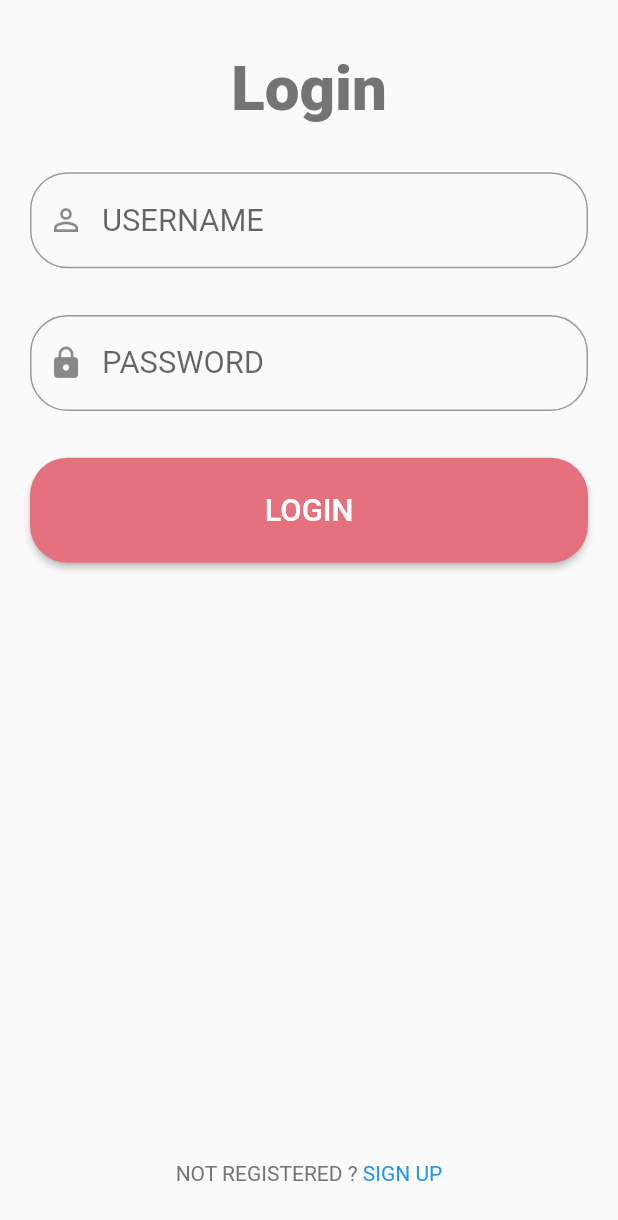
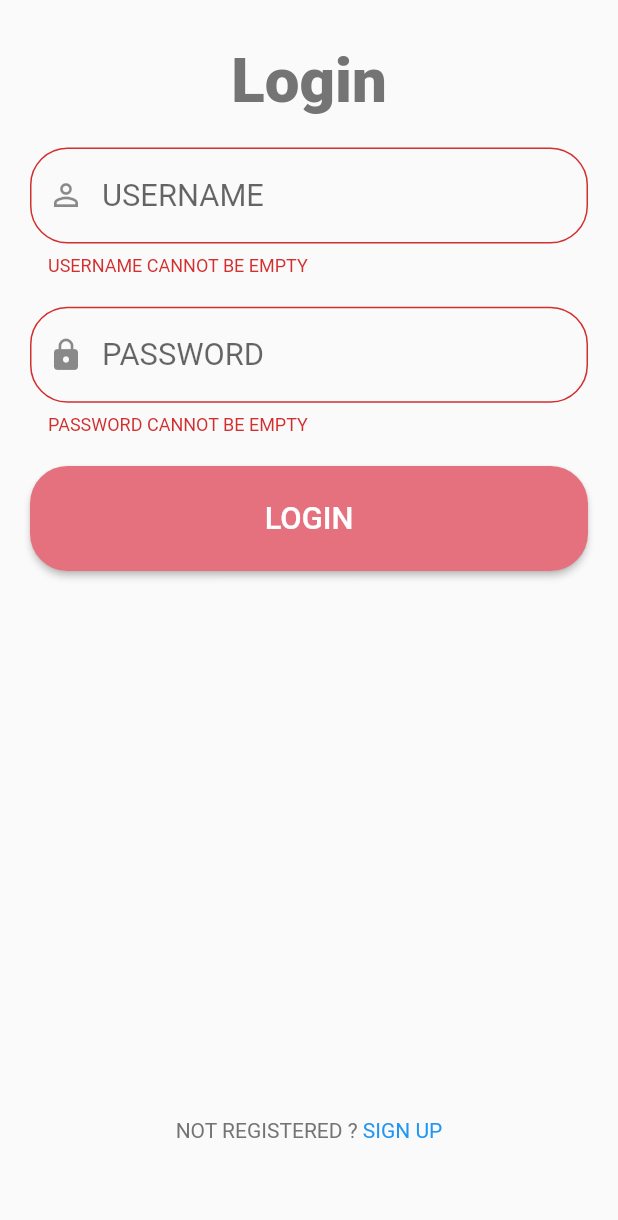
Before and after one commit to Siddharth-rajput2201/Hassle-Free, a Flutter app: the screen it shows after launch, after a tap on "LOGIN", on a phone screen of 412 x 824 dp. Shown: the top 1220 px of the screen. Run offline on Flutter 3.47's test engine with Material 2 defaults, Android fonts, the phone set to English and light mode, and no system bars.

Commit message:
Login Screen

```diff
--- a/lib/Networking/Api.dart
+++ b/lib/Networking/Api.dart
@@ -1,7 +1,7 @@
 class Api {
-  // static String domain = "https://hassle-free.herokuapp.com";
-  static String domain = "http://192.168.56.1:5000";
+  static String domain = "https://hassle-free.herokuapp.com";
+  // static String domain = "http://192.168.1.26:5000";
 
   //authentication
-  static String login = domain + '\login';
+  static String login = domain + '/login';
 }
--- a/lib/main.dart
+++ b/lib/main.dart
@@ -12,7 +12,7 @@ class MyApp extends StatelessWidget {
   Widget build(BuildContext context) {
     return MaterialApp(
       debugShowCheckedModeBanner: false,
-      home: Scaffold(body: SafeArea(child: Login())),
+      home: Login(),
     );
   }
 }
--- a/lib/screens/Login.dart
+++ b/lib/screens/Login.dart
@@ -1,5 +1,7 @@
 import 'package:flutter/gestures.dart';
 import 'package:flutter/material.dart';
+import 'package:flutter/services.dart';
+import 'package:hassle_free/Networking/Network.dart';
 import 'package:hassle_free/screens/register.dart';
 
 class Login extends StatefulWidget {
@@ -10,16 +12,48 @@ class Login extends StatefulWidget {
 }
 
 class _LoginState extends State<Login> {
+  TextEditingController userNameController = TextEditingController();
+  TextEditingController passwordController = TextEditingController();
+  bool _usernameEnabled = true;
+  bool _passwordEnabled = true;
+  bool _loginButtonEnabled = true;
+  final formGlobalKey = GlobalKey<FormState>();
+
+  Future _validatelogin() async {
+    if (formGlobalKey.currentState!.validate() == true) {
+      await Network.login(
+          userNameController.text, passwordController.text, context);
+    }
+  }
+
+  @override
+  void initState() {
+    SystemChannels.textInput.invokeMethod('TextInput.hide');
+    super.initState();
+  }
+
   @override
   Widget build(BuildContext context) {
     double width = MediaQuery.of(context).size.width;
     double height = MediaQuery.of(context).size.height;
-    return SingleChildScrollView(
+
+    return GestureDetector(
+      onTap: () {
+        FocusScopeNode currentFocus = FocusScope.of(context);
+
+        if (!currentFocus.hasPrimaryFocus) {
+          currentFocus.unfocus();
+        }
+      },
+      child: Scaffold(
+        body: SafeArea(
+          child: SingleChildScrollView(
             child: Padding(
               padding: const EdgeInsets.all(20.0),
               child: Form(
+                key: formGlobalKey,
                 child: SizedBox(
-            height: height * 0.935,
+                  height: height * 0.9,
                   child: Column(
                     mainAxisAlignment: MainAxisAlignment.spaceBetween,
                     children: [
@@ -38,6 +72,8 @@ class _LoginState extends State<Login> {
                               ),
                             ),
                             TextFormField(
+                              enabled: _usernameEnabled,
+                              controller: userNameController,
                               decoration: InputDecoration(
                                 prefixIcon: Icon(Icons.person_outline_outlined),
                                 hintText: "USERNAME",
@@ -46,8 +82,20 @@ class _LoginState extends State<Login> {
                                   borderRadius: BorderRadius.circular(25.0),
                                 ),
                               ),
+                              validator: (valUsername) {
+                                if (valUsername!.isEmpty) {
+                                  return "USERNAME CANNOT BE EMPTY";
+                                } else {
+                                  // setState(() {
+                                  //   _loginButtonEnabled = true;
+                                  // });
+                                  return null;
+                                }
+                              },
                             ),
                             TextFormField(
+                              enabled: _passwordEnabled,
+                              controller: passwordController,
                               obscureText: true,
                               decoration: InputDecoration(
                                 hintText: "PASSWORD",
@@ -57,22 +105,70 @@ class _LoginState extends State<Login> {
                                 ),
                                 prefixIcon: Icon(Icons.lock),
                               ),
+                              validator: (valPassword) {
+                                if (valPassword!.isEmpty) {
+                                  return "PASSWORD CANNOT BE EMPTY";
+                                } else {
+                                  // setState(() {
+                                  //   _loginButtonEnabled = true;
+                                  // });
+                                  return null;
+                                }
+                              },
                             ),
-                      ElevatedButton(
-                        onPressed: () {},
+                            _loginButtonEnabled
+                                ? ElevatedButton(
+                                    onPressed: () async {
+                                      setState(() {
+                                        _usernameEnabled = false;
+                                        _passwordEnabled = false;
+                                        _loginButtonEnabled = false;
+                                      });
+                                      await _validatelogin();
+                                      setState(() {
+                                        _usernameEnabled = true;
+                                        _passwordEnabled = true;
+                                        _loginButtonEnabled = true;
+                                      });
+                                    },
                                     child: Text(
                                       "LOGIN",
-                          style: TextStyle(fontSize: height * 0.025),
+                                      style:
+                                          TextStyle(fontSize: height * 0.025),
                                     ),
                                     style: ButtonStyle(
-                          fixedSize: MaterialStateProperty.all<Size>(
+                                      fixedSize:
+                                          MaterialStateProperty.all<Size>(
                                               Size(width, height * 0.085)),
-                          backgroundColor: MaterialStateProperty.all<Color>(
+                                      backgroundColor:
+                                          MaterialStateProperty.all<Color>(
                                               Color(0xffe4717d)),
-                          shape:
-                              MaterialStateProperty.all<RoundedRectangleBorder>(
+                                      shape: MaterialStateProperty.all<
+                                          RoundedRectangleBorder>(
                                         RoundedRectangleBorder(
-                              borderRadius: BorderRadius.circular(25.0),
+                                          borderRadius:
+                                              BorderRadius.circular(25.0),
+                                          // side: BorderSide(color: Colors.red),
+                                        ),
+                                      ),
+                                    ),
+                                  )
+                                : ElevatedButton(
+                                    onPressed: null,
+                                    child: Text(
+                                      "LOGIN",
+                                      style:
+                                          TextStyle(fontSize: height * 0.025),
+                                    ),
+                                    style: ButtonStyle(
+                                      fixedSize:
+                                          MaterialStateProperty.all<Size>(
+                                              Size(width, height * 0.085)),
+                                      shape: MaterialStateProperty.all<
+                                          RoundedRectangleBorder>(
+                                        RoundedRectangleBorder(
+                                          borderRadius:
+                                              BorderRadius.circular(25.0),
                                           // side: BorderSide(color: Colors.red),
                                         ),
                                       ),
@@ -103,6 +199,9 @@ class _LoginState extends State<Login> {
                 ),
               ),
             ),
+          ),
+        ),
+      ),
     );
   }
 }
--- a/pubspec.yaml
+++ b/pubspec.yaml
@@ -28,6 +28,7 @@ dependencies:
   # The following adds the Cupertino Icons font to your application.
   # Use with the CupertinoIcons class for iOS style icons.
   cupertino_icons: ^1.0.2
+  http: ^0.13.3
 
 dev_dependencies:
   flutter_test:
```
Also changed, not shown: lib/Networking/Network.dart (+41 -0 lines), lib/utils/CustomSnackBar.dart (added, +12 -0 lines), pubspec.lock. Lines whose indentation alone changed are shown as unchanged.
